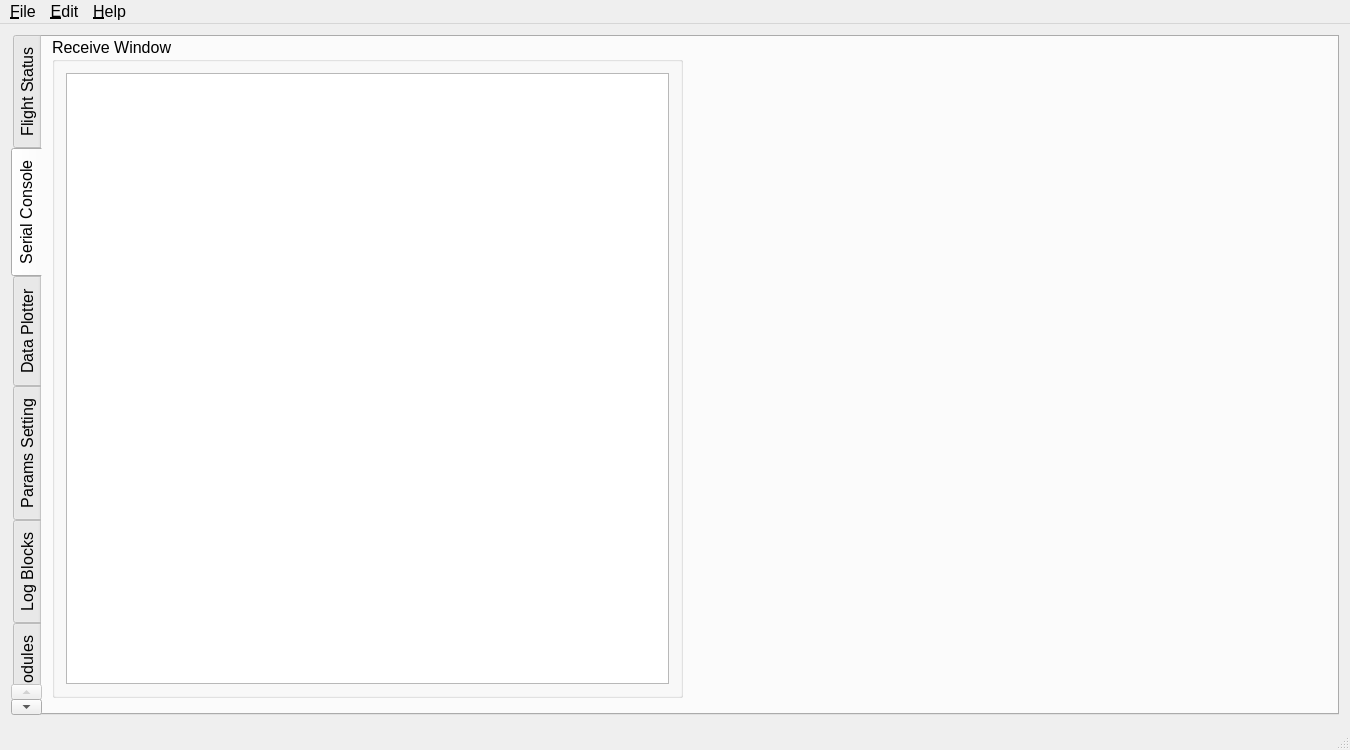
The window that form/flight_control_station.ui (microdynamics-robot-quadcopter/breeze_flight_control_station) describes before a commit, drawn with Qt 5.
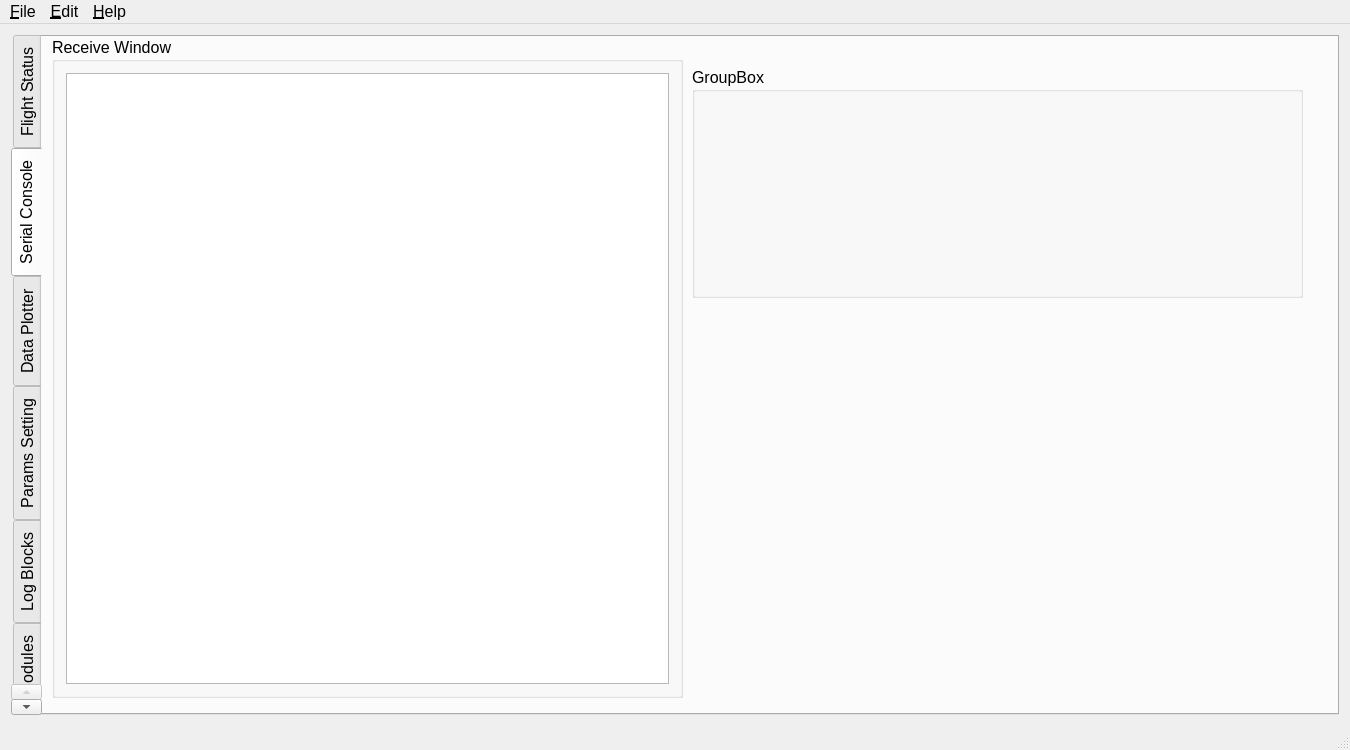
The same window after the commit. Custom widgets are drawn as their Qt base class.

The edit to the form file:
```diff
--- a/form/flight_control_station.ui
+++ b/form/flight_control_station.ui
@@ -1225,6 +1225,19 @@
          </item>
         </layout>
        </widget>
+       <widget class="QGroupBox" name="groupBox">
+        <property name="geometry">
+         <rect>
+          <x>650</x>
+          <y>30</y>
+          <width>611</width>
+          <height>231</height>
+         </rect>
+        </property>
+        <property name="title">
+         <string>GroupBox</string>
+        </property>
+       </widget>
       </widget>
       <widget class="QWidget" name="tab_data_plotter">
        <attribute name="title">
```
